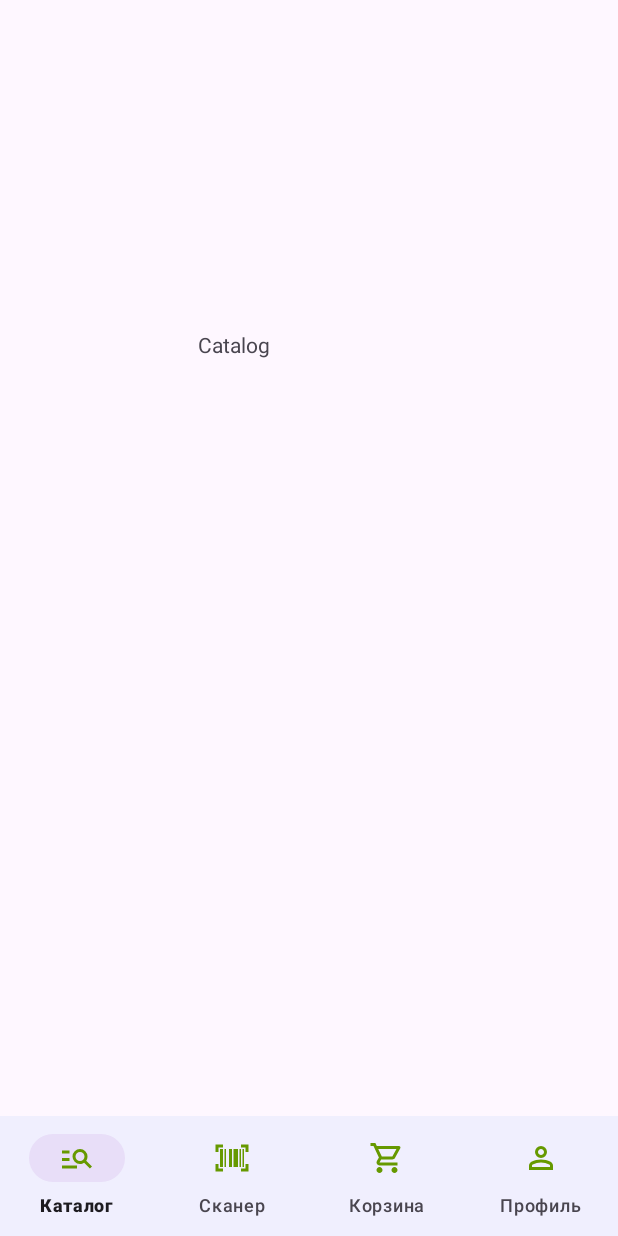
After one commit to Ally-al/AutoKiosk, an Android app: the MainContainerFragment screen opened directly, with no data from a screen before it, on a phone screen of 412 x 824 dp. The commit adds this screen. Run offline under Robolectric (Android 15) with nearby library versions, the phone set to English and light mode, and no system bars; our stand-ins replace Dagger/Hilt's generated code, Firebase (no records; nobody signed in at launch, a user with empty details on screens opened directly), navigation-ui.

Commit message:
added basic navigation

```diff
--- a/app/build.gradle.kts
+++ b/app/build.gradle.kts
@@ -43,7 +43,6 @@ kapt {
 }
 
 dependencies {
-
     implementation(libs.androidx.core.ktx)
     implementation(libs.androidx.appcompat)
     implementation(libs.material)
@@ -54,6 +53,8 @@ dependencies {
     implementation(libs.androidx.fragment.ktx)
     implementation(libs.firebase.auth)
     implementation(libs.hilt.android)
+    implementation(libs.androidx.navigation.fragment.ktx)
+    implementation(libs.androidx.navigation.ui.ktx)
     kapt(libs.hilt.compiler)
     testImplementation(libs.junit)
     androidTestImplementation(libs.androidx.junit)
--- a/app/src/main/java/com/example/autokiosk/presentation/MainActivity.kt
+++ b/app/src/main/java/com/example/autokiosk/presentation/MainActivity.kt
@@ -5,18 +5,29 @@ import androidx.activity.enableEdgeToEdge
 import androidx.appcompat.app.AppCompatActivity
 import androidx.core.view.ViewCompat
 import androidx.core.view.WindowInsetsCompat
+import androidx.navigation.fragment.NavHostFragment
 import com.example.autokiosk.R
 import com.google.firebase.auth.FirebaseAuth
+import dagger.hilt.android.AndroidEntryPoint
 
+@AndroidEntryPoint
 class MainActivity : AppCompatActivity() {
     override fun onCreate(savedInstanceState: Bundle?) {
         super.onCreate(savedInstanceState)
         enableEdgeToEdge()
-        setContentView(R.layout.container_main)
+        setContentView(R.layout.activity_main)
         ViewCompat.setOnApplyWindowInsetsListener(findViewById(R.id.main)) { v, insets ->
             val systemBars = insets.getInsets(WindowInsetsCompat.Type.systemBars())
             v.setPadding(systemBars.left, systemBars.top, systemBars.right, systemBars.bottom)
             insets
+        }
+
+        val navHostFragment = supportFragmentManager
+            .findFragmentById(R.id.nav_host_fragment) as NavHostFragment
+        val navController = navHostFragment.navController
+
+        if (isUserLoggedIn()) {
+            navController.navigate(R.id.mainContainerFragment)
         }
     }
 
--- /dev/null
+++ b/app/src/main/java/com/example/autokiosk/presentation/MainContainerFragment.kt
@@ -0,0 +1,23 @@
+package com.example.autokiosk.presentation
+
+import android.os.Bundle
+import android.view.View
+import androidx.fragment.app.Fragment
+import androidx.navigation.fragment.findNavController
+import androidx.navigation.ui.setupWithNavController
+import com.example.autokiosk.R
+import com.google.android.material.bottomnavigation.BottomNavigationView
+import dagger.hilt.android.AndroidEntryPoint
+
+@AndroidEntryPoint
+class MainContainerFragment : Fragment(R.layout.container_main) {
+    override fun onViewCreated(view: View, savedInstanceState: Bundle?) {
+        super.onViewCreated(view, savedInstanceState)
+
+        val navController = childFragmentManager.findFragmentById(R.id.fragment_container)
+            ?.findNavController()
+
+        val bottomNav = view.findViewById<BottomNavigationView>(R.id.bottom_navigation)
+        navController?.let { bottomNav.setupWithNavController(it) }
+    }
+}
--- /dev/null
+++ b/app/src/main/java/com/example/autokiosk/presentation/barcode/view/BarcodeScannerFragment.kt
@@ -0,0 +1,9 @@
+package com.example.autokiosk.presentation.barcode.view
+
+import androidx.fragment.app.Fragment
+import com.example.autokiosk.R
+import dagger.hilt.android.AndroidEntryPoint
+
+@AndroidEntryPoint
+class BarcodeScannerFragment : Fragment(R.layout.fragment_barcode_scanner) {
+}
--- /dev/null
+++ b/app/src/main/java/com/example/autokiosk/presentation/cart/view/CartFragment.kt
@@ -0,0 +1,9 @@
+package com.example.autokiosk.presentation.cart.view
+
+import androidx.fragment.app.Fragment
+import com.example.autokiosk.R
+import dagger.hilt.android.AndroidEntryPoint
+
+@AndroidEntryPoint
+class CartFragment : Fragment(R.layout.fragment_cart) {
+}
--- /dev/null
+++ b/app/src/main/java/com/example/autokiosk/presentation/catalog/view/CatalogFragment.kt
@@ -0,0 +1,9 @@
+package com.example.autokiosk.presentation.catalog.view
+
+import androidx.fragment.app.Fragment
+import com.example.autokiosk.R
+import dagger.hilt.android.AndroidEntryPoint
+
+@AndroidEntryPoint
+class CatalogFragment : Fragment(R.layout.fragment_catalog)  {
+}
--- /dev/null
+++ b/app/src/main/java/com/example/autokiosk/presentation/profile/view/ProfileFragment.kt
@@ -0,0 +1,9 @@
+package com.example.autokiosk.presentation.profile.view
+
+import androidx.fragment.app.Fragment
+import com.example.autokiosk.R
+import dagger.hilt.android.AndroidEntryPoint
+
+@AndroidEntryPoint
+class ProfileFragment : Fragment(R.layout.fragment_profile) {
+}
--- /dev/null
+++ b/app/src/main/res/layout/activity_main.xml
@@ -0,0 +1,19 @@
+<?xml version="1.0" encoding="utf-8"?>
+<androidx.constraintlayout.widget.ConstraintLayout
+    android:id="@+id/main"
+    xmlns:android="http://schemas.android.com/apk/res/android"
+    xmlns:app="http://schemas.android.com/apk/res-auto"
+    xmlns:tools="http://schemas.android.com/tools"
+    android:layout_width="match_parent"
+    android:layout_height="match_parent"
+    tools:context=".presentation.MainActivity">
+
+    <androidx.fragment.app.FragmentContainerView
+        android:id="@+id/nav_host_fragment"
+        android:name="androidx.navigation.fragment.NavHostFragment"
+        android:layout_width="match_parent"
+        android:layout_height="match_parent"
+        app:defaultNavHost="true"
+        app:navGraph="@navigation/nav_graph" />
+
+</androidx.constraintlayout.widget.ConstraintLayout>
--- a/app/src/main/res/layout/container_main.xml
+++ b/app/src/main/res/layout/container_main.xml
@@ -2,14 +2,16 @@
 <androidx.constraintlayout.widget.ConstraintLayout
     xmlns:android="http://schemas.android.com/apk/res/android"
     xmlns:app="http://schemas.android.com/apk/res-auto"
-    xmlns:tools="http://schemas.android.com/tools"
     android:layout_width="match_parent"
     android:layout_height="match_parent" >
 
-    <FrameLayout
+    <androidx.fragment.app.FragmentContainerView
         android:id="@+id/fragment_container"
+        android:name="androidx.navigation.fragment.NavHostFragment"
         android:layout_width="match_parent"
         android:layout_height="0dp"
+        app:navGraph="@navigation/bottom_nav_graph"
+        app:defaultNavHost="true"
 
         app:layout_constraintBottom_toTopOf="@+id/bottom_navigation"
         app:layout_constraintEnd_toEndOf="parent"
@@ -20,7 +22,7 @@
         android:id="@+id/bottom_navigation"
         android:layout_width="match_parent"
         android:layout_height="wrap_content"
-        android:background="?android:attr/windowBackground"
+        android:background="@color/menu_background"
         app:itemIconTint="@color/blue_accent"
         app:labelVisibilityMode="labeled"
         app:menu="@menu/bottom_nav_menu"
--- /dev/null
+++ b/app/src/main/res/navigation/bottom_nav_graph.xml
@@ -0,0 +1,25 @@
+<?xml version="1.0" encoding="utf-8"?>
+<navigation xmlns:android="http://schemas.android.com/apk/res/android"
+    xmlns:app="http://schemas.android.com/apk/res-auto"
+    app:startDestination="@id/fragment_catalog">
+
+    <fragment
+        android:id="@+id/fragment_catalog"
+        android:name="com.example.autokiosk.presentation.catalog.view.CatalogFragment"
+        android:label="Каталог" />
+
+    <fragment
+        android:id="@+id/fragment_barcode_scanner"
+        android:name="com.example.autokiosk.presentation.barcode.view.BarcodeScannerFragment"
+        android:label="Сканер" />
+
+    <fragment
+        android:id="@+id/fragment_cart"
+        android:name="com.example.autokiosk.presentation.cart.view.CartFragment"
+        android:label="Корзина" />
+
+    <fragment
+        android:id="@+id/fragment_profile"
+        android:name="com.example.autokiosk.presentation.profile.view.ProfileFragment"
+        android:label="Профиль" />
+</navigation>
--- /dev/null
+++ b/app/src/main/res/navigation/nav_graph.xml
@@ -0,0 +1,21 @@
+<?xml version="1.0" encoding="utf-8"?>
+<navigation xmlns:android="http://schemas.android.com/apk/res/android"
+    xmlns:app="http://schemas.android.com/apk/res-auto"
+    app:startDestination="@id/loginFragment">
+
+    <fragment
+        android:id="@+id/loginFragment"
+        android:name="com.example.autokiosk.presentation.auth.view.LoginFragment"
+        android:label="Login" />
+
+    <fragment
+        android:id="@+id/registerFragment"
+        android:name="com.example.autokiosk.presentation.auth.view.RegisterFragment"
+        android:label="Register" />
+
+    <fragment
+        android:id="@+id/mainContainerFragment"
+        android:name="com.example.autokiosk.presentation.MainContainerFragment"
+        android:label="MainContainerFragment" />
+
+</navigation>
--- a/app/src/main/res/values/colors.xml
+++ b/app/src/main/res/values/colors.xml
@@ -4,4 +4,5 @@
     <color name="white">#FFFFFFFF</color>
     <color name="blue_accent">@android:color/holo_green_dark</color>
     <color name="dark_grey">#7E7E83</color>
+    <color name="menu_background">#F0EFFE</color>
 </resources>
--- a/gradle/libs.versions.toml
+++ b/gradle/libs.versions.toml
@@ -14,6 +14,7 @@ lifecycle = "2.8.7"
 fragment = "1.8.5"
 firebase-auth = "22.2.0"
 hilt = "2.50"
+navigation = "2.8.6"
 
 [libraries]
 androidx-core-ktx = { group = "androidx.core", name = "core-ktx", version.ref = "coreKtx" }
@@ -30,6 +31,8 @@ androidx-fragment-ktx = { module = "androidx.fragment:fragment-ktx", version.ref
 firebase-auth = { module = "com.google.firebase:firebase-auth-ktx", version.ref = "firebase-auth" }
 hilt-android = { module = "com.google.dagger:hilt-android", version.ref = "hilt" }
 hilt-compiler = { module = "com.google.dagger:hilt-compiler", version.ref = "hilt" }
+androidx-navigation-fragment-ktx = { module = "androidx.navigation:navigation-fragment-ktx", version.ref = "navigation" }
+androidx-navigation-ui-ktx = { module = "androidx.navigation:navigation-ui-ktx", version.ref = "navigation" }
 
 
 [plugins]
```
